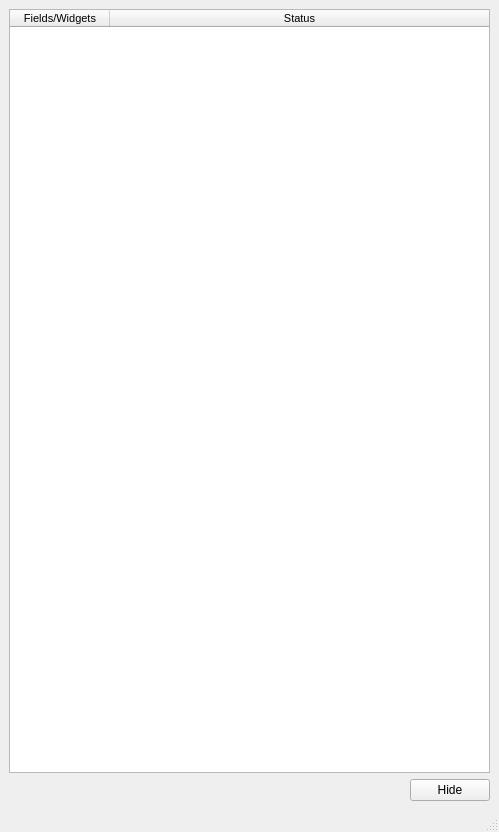
Qt form addie/ui/helpGui.ui (neutrons/addie) before a commit.
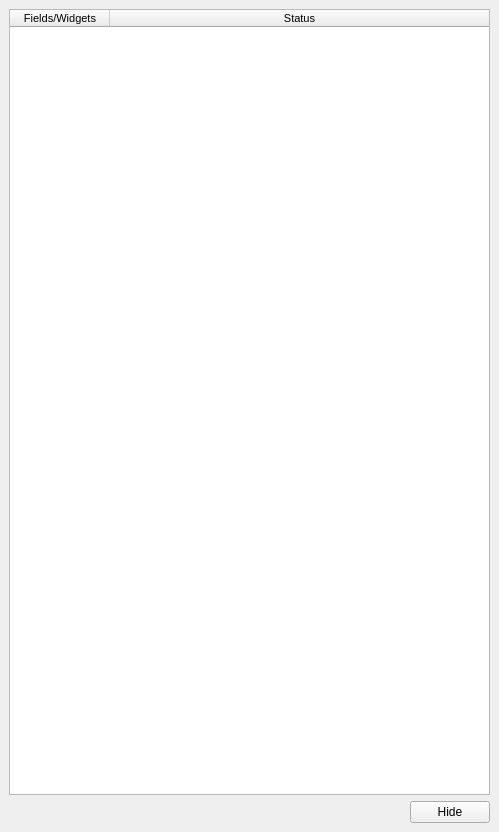
The same form after that commit.

Commit message: remove status bar

What changed in the file:
```diff
--- a/addie/ui/helpGui.ui
+++ b/addie/ui/helpGui.ui
@@ -82,7 +82,6 @@
     </rect>
    </property>
   </widget>
-  <widget class="QStatusBar" name="statusbar"/>
  </widget>
  <resources/>
  <connections>
```
The commit also changes 19 other files.
